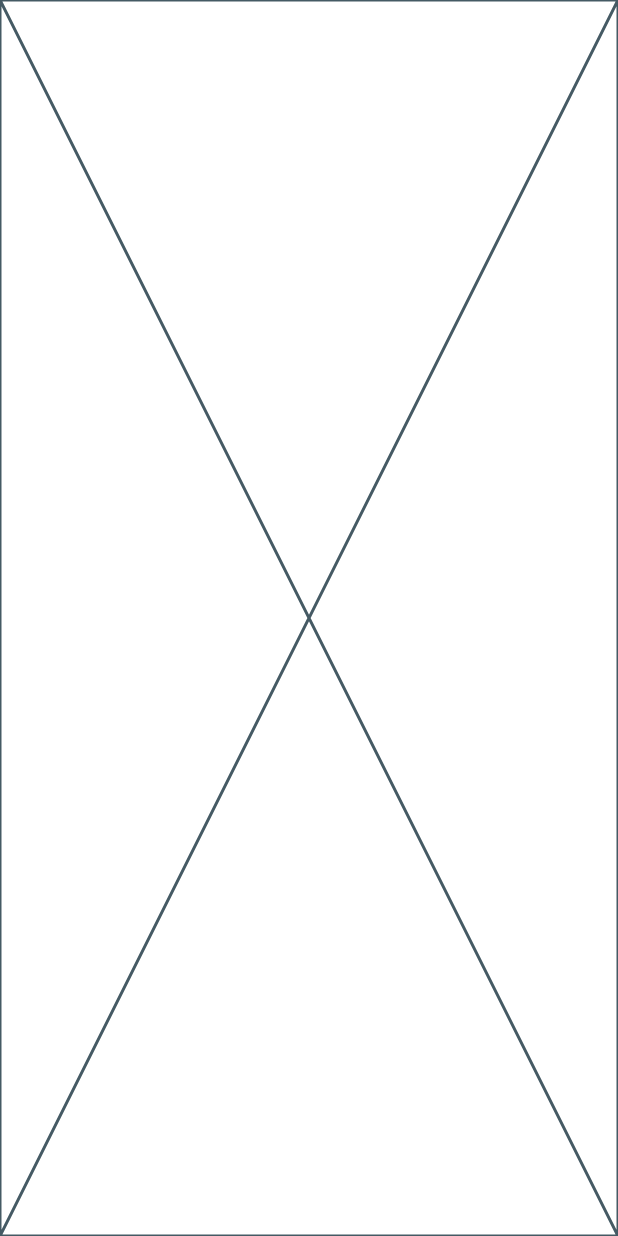
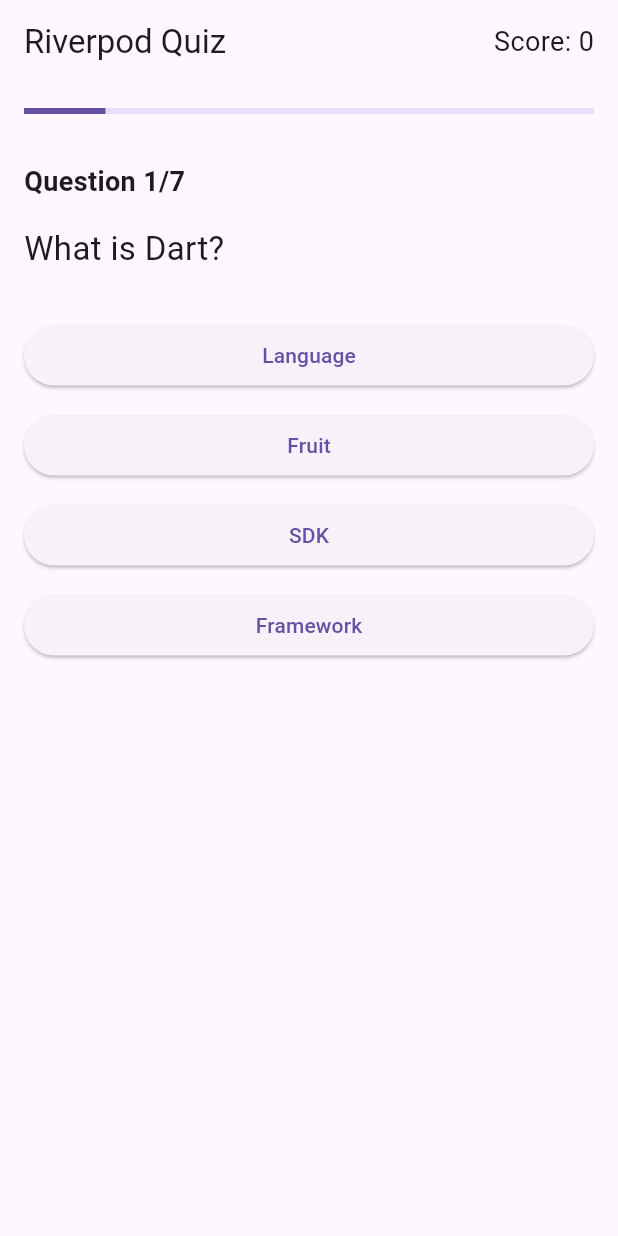
Before and after one commit to majidbhuiyan20/QuizApp, a Flutter app: the screen it shows after launch, on a phone screen of 412 x 824 dp. Run offline on Flutter 3.47's test engine with Material 3 defaults, Android fonts, the phone set to English and light mode, and no system bars; our stand-ins replace flutter_riverpod.

Commit message:
migrate quiz app to flutter with riverpod state management

```diff
--- /dev/null
+++ b/lib/home_screen.dart
@@ -0,0 +1,96 @@
+import 'package:flutter/material.dart';
+import 'package:flutter_riverpod/flutter_riverpod.dart';
+import 'quiz_provider.dart';
+
+class HomeScreen extends ConsumerWidget {
+  const HomeScreen({super.key});
+
+  void _showResultDialog(BuildContext context, WidgetRef ref, int score, int total) {
+    showDialog(
+      context: context,
+      barrierDismissible: false,
+      builder: (context) => AlertDialog(
+        title: const Text("Quiz Finished!"),
+        content: Text("Your score is $score/$total"),
+        actions: [
+          TextButton(
+            onPressed: () {
+              ref.read(quizProvider.notifier).reset();
+              Navigator.pop(context);
+            },
+            child: const Text("Restart"),
+          )
+        ],
+      ),
+    );
+  }
+
+  @override
+  Widget build(BuildContext context, WidgetRef ref) {
+    final quizState = ref.watch(quizProvider);
+    final currentQuestion = quizState.questions[quizState.currentIndex];
+
+    // Listen for completion to show dialog
+    ref.listen(quizProvider.select((s) => s.isFinished), (previous, next) {
+      if (next) {
+        _showResultDialog(
+          context,
+          ref,
+          quizState.score,
+          quizState.questions.length,
+        );
+      }
+    });
+
+    return Scaffold(
+      appBar: AppBar(
+        title: const Text("Riverpod Quiz"),
+        actions: [
+          Center(
+            child: Padding(
+              padding: const EdgeInsets.symmetric(horizontal: 16.0),
+              child: Text(
+                "Score: ${quizState.score}",
+                style: const TextStyle(fontSize: 18),
+              ),
+            ),
+          )
+        ],
+      ),
+      body: Padding(
+        padding: const EdgeInsets.all(16.0),
+        child: Column(
+          crossAxisAlignment: CrossAxisAlignment.stretch,
+          children: [
+            LinearProgressIndicator(
+              value: (quizState.currentIndex + 1) / quizState.questions.length,
+            ),
+            const SizedBox(height: 32),
+            Text(
+              "Question ${quizState.currentIndex + 1}/${quizState.questions.length}",
+              style: const TextStyle(fontSize: 18, fontWeight: FontWeight.bold),
+            ),
+            const SizedBox(height: 16),
+            Text(
+              currentQuestion.question,
+              style: const TextStyle(fontSize: 22),
+            ),
+            const SizedBox(height: 32),
+            ...List.generate(
+              currentQuestion.options.length,
+              (index) => Padding(
+                padding: const EdgeInsets.only(bottom: 12.0),
+                child: ElevatedButton(
+                  onPressed: () {
+                    ref.read(quizProvider.notifier).checkAnswer(index);
+                  },
+                  child: Text(currentQuestion.options[index]),
+                ),
+              ),
+            ),
+          ],
+        ),
+      ),
+    );
+  }
+}
--- a/lib/main.dart
+++ b/lib/main.dart
@@ -1,20 +1,28 @@
 import 'package:flutter/material.dart';
+import 'package:flutter_riverpod/flutter_riverpod.dart';
+import 'home_screen.dart';
 
 void main() {
-  runApp(const MyApp());
+  runApp(
+    const ProviderScope(
+      child: MyApp(),
+    ),
+  );
 }
 
-
-class MyApp extends StatefulWidget {
+class MyApp extends StatelessWidget {
   const MyApp({super.key});
 
   @override
-  State<MyApp> createState() => _MyAppState();
-}
-
-class _MyAppState extends State<MyApp> {
-  @override
   Widget build(BuildContext context) {
-    return const Placeholder();
+    return MaterialApp(
+      debugShowCheckedModeBanner: false,
+      title: 'Riverpod Quiz',
+      theme: ThemeData(
+        primarySwatch: Colors.blue,
+        useMaterial3: true,
+      ),
+      home: const HomeScreen(),
+    );
   }
 }
--- /dev/null
+++ b/lib/quiz_provider.dart
@@ -0,0 +1,71 @@
+import 'package:flutter_riverpod/flutter_riverpod.dart';
+import 'quiz_question_model.dart';
+
+class QuizState {
+  final List<QuizQuestion> questions;
+  final int currentIndex;
+  final int score;
+  final bool isFinished;
+
+  QuizState({
+    required this.questions,
+    this.currentIndex = 0,
+    this.score = 0,
+    this.isFinished = false,
+  });
+
+  QuizState copyWith({
+    List<QuizQuestion>? questions,
+    int? currentIndex,
+    int? score,
+    bool? isFinished,
+  }) {
+    return QuizState(
+      questions: questions ?? this.questions,
+      currentIndex: currentIndex ?? this.currentIndex,
+      score: score ?? this.score,
+      isFinished: isFinished ?? this.isFinished,
+    );
+  }
+}
+
+class QuizNotifier extends StateNotifier<QuizState> {
+  QuizNotifier() : super(QuizState(questions: _initialQuestions));
+
+  static final List<QuizQuestion> _initialQuestions = [
+    const QuizQuestion(question: "What is Dart?", options: ["Language", "Fruit", "SDK", "Framework"], answerIndex: 0),
+    const QuizQuestion(question: "Who developed Flutter?", options: ["Facebook", "Google", "Microsoft", "Apple"], answerIndex: 1),
+    const QuizQuestion(question: "Which keyword is used to declare a constant in Dart?", options: ["var", "let", "final", "constant"], answerIndex: 2),
+    const QuizQuestion(question: "What is the extension of Dart files?", options: [".dart", ".dr", ".dt", ".flutter"], answerIndex: 0),
+    const QuizQuestion(question: "Which collection type is unordered and contains unique items?", options: ["List", "Set", "Map", "Array"], answerIndex: 1),
+    const QuizQuestion(question: "What does JIT stand for in Dart?", options: ["Just-In-Time", "Jump-In-Technique", "Joint-Integration-Tool", "Just-Internal-Task"], answerIndex: 0),
+    const QuizQuestion(question: "Which operator is used for null-aware access in Dart?", options: ["!", "?.", "??", "??="], answerIndex: 1),
+  ];
+
+  void checkAnswer(int selectedIndex) {
+    if (state.isFinished) return;
+
+    final isCorrect = selectedIndex == state.questions[state.currentIndex].answerIndex;
+    final newScore = isCorrect ? state.score + 1 : state.score;
+
+    if (state.currentIndex < state.questions.length - 1) {
+      state = state.copyWith(
+        currentIndex: state.currentIndex + 1,
+        score: newScore,
+      );
+    } else {
+      state = state.copyWith(
+        score: newScore,
+        isFinished: true,
+      );
+    }
+  }
+
+  void reset() {
+    state = QuizState(questions: _initialQuestions);
+  }
+}
+
+final quizProvider = StateNotifierProvider<QuizNotifier, QuizState>((ref) {
+  return QuizNotifier();
+});
--- /dev/null
+++ b/lib/quiz_question_model.dart
@@ -0,0 +1,11 @@
+class QuizQuestion {
+  final String question;
+  final List<String> options;
+  final int answerIndex;
+
+  const QuizQuestion({
+    required this.question,
+    required this.options,
+    required this.answerIndex,
+  });
+}
--- a/pubspec.yaml
+++ b/pubspec.yaml
@@ -31,8 +31,7 @@ dependencies:
   flutter:
     sdk: flutter
 
-  # The following adds the Cupertino Icons font to your application.
-  # Use with the CupertinoIcons class for iOS style icons.
+  flutter_riverpod: ^2.5.1
   cupertino_icons: ^1.0.8
 
 dev_dependencies:
```
Also changed, not shown: lib/quiz_app.dart (deleted, +0 -47 lines), pubspec.lock.
